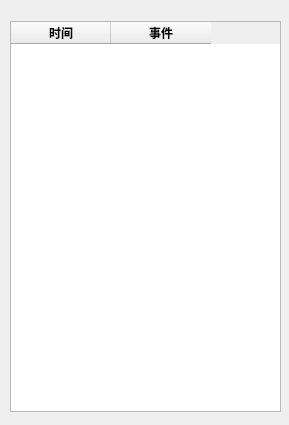
First picture: the form in dialog_devicelog.ui, repository Shun14/simcomManager2.0, before the edit.
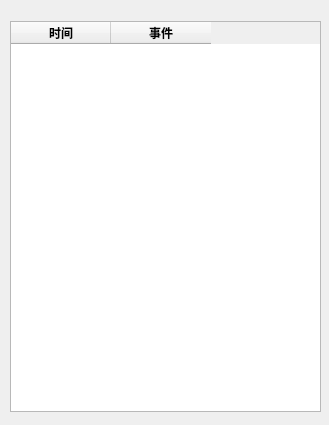
Second picture: the form after the edit.

Commit message: 1.0.5布局

Patch:
```diff
--- a/dialog_devicelog.ui
+++ b/dialog_devicelog.ui
@@ -6,7 +6,7 @@
    <rect>
     <x>0</x>
     <y>0</y>
-    <width>289</width>
+    <width>329</width>
     <height>425</height>
    </rect>
   </property>
@@ -18,7 +18,7 @@
     <rect>
      <x>10</x>
      <y>21</y>
-     <width>271</width>
+     <width>311</width>
      <height>391</height>
     </rect>
    </property>
```
The commit also changes 6 other files.
